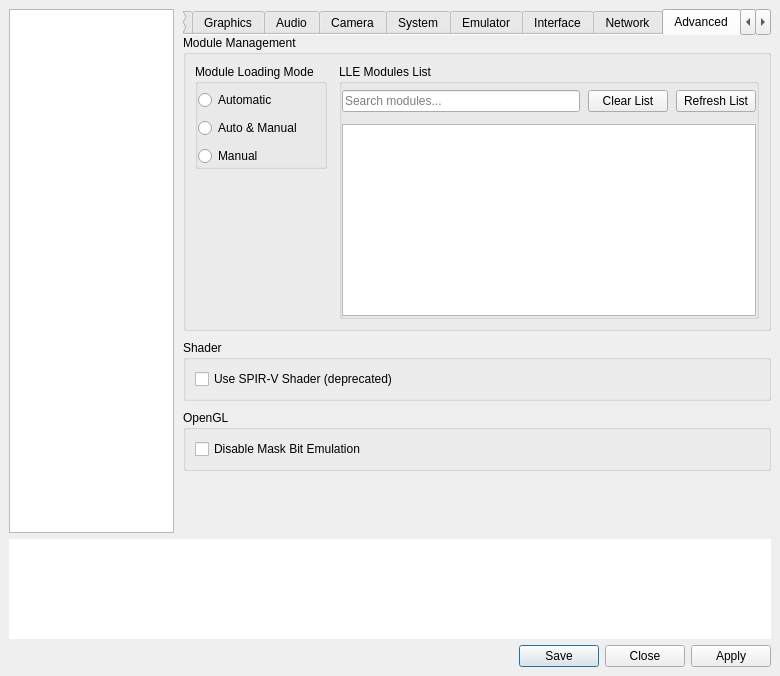
Qt form vita3k/gui-qt/src/settings_dialog.ui (Vita3K/Vita3K) before a commit.
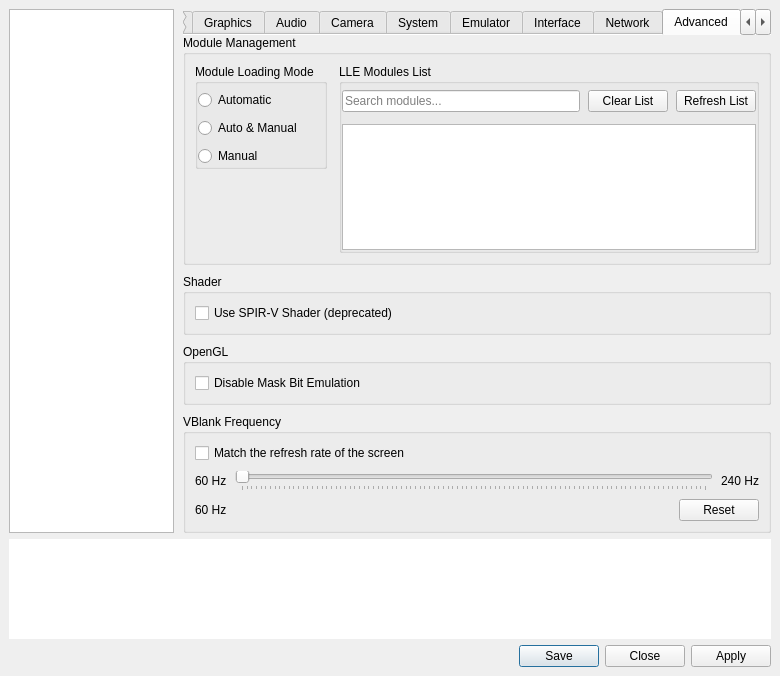
The same form after that commit. The open tabs and pages were chosen to show the change.

Commit message:
Add a per-game vblank rate setting
Apps can run at a vblank rate other than 60 Hz, or follow the refresh
rate of the screen. The setting is in the Advanced tab and replaces
the FPS hack, which is removed.

Diff of the .ui file:
```diff
--- a/vita3k/gui-qt/src/settings_dialog.ui
+++ b/vita3k/gui-qt/src/settings_dialog.ui
@@ -2979,6 +2979,84 @@
                </layout>
               </widget>
              </item>
+             <item>
+              <widget class="QGroupBox" name="gb_vblank_rate">
+               <property name="title">
+                <string>VBlank Frequency</string>
+               </property>
+               <layout class="QVBoxLayout" name="gb_vblank_rate_layout">
+                <property name="spacing">
+                 <number>8</number>
+                </property>
+                <item>
+                 <widget class="QCheckBox" name="vblank_rate_follow_screen">
+                  <property name="text">
+                   <string>Match the refresh rate of the screen</string>
+                  </property>
+                 </widget>
+                </item>
+                <item>
+                 <layout class="QHBoxLayout" name="vblank_layout_top">
+                  <item>
+                   <widget class="QLabel" name="vblank_min">
+                    <property name="text">
+                     <string>60 Hz</string>
+                    </property>
+                   </widget>
+                  </item>
+                  <item>
+                   <widget class="QSlider" name="vblank_rate_slider">
+                    <property name="orientation">
+                     <enum>Qt::Orientation::Horizontal</enum>
+                    </property>
+                    <property name="tickPosition">
+                     <enum>QSlider::TickPosition::TicksBelow</enum>
+                    </property>
+                   </widget>
+                  </item>
+                  <item>
+                   <widget class="QLabel" name="vblank_max">
+                    <property name="text">
+                     <string>240 Hz</string>
+                    </property>
+                   </widget>
+                  </item>
+                 </layout>
+                </item>
+                <item>
+                 <layout class="QHBoxLayout" name="vblank_layout_bottom">
+                  <item>
+                   <widget class="QLabel" name="vblank_rate_val">
+                    <property name="text">
+                     <string>60 Hz</string>
+                    </property>
+                   </widget>
+                  </item>
+                  <item>
+                   <spacer name="vblank_rate_spacer">
+                    <property name="orientation">
+                     <enum>Qt::Orientation::Horizontal</enum>
+                    </property>
+                    <property name="sizeHint" stdset="0">
+                     <size>
+                      <width>40</width>
+                      <height>20</height>
+                     </size>
+                    </property>
+                   </spacer>
+                  </item>
+                  <item>
+                   <widget class="QPushButton" name="vblank_rate_reset">
+                    <property name="text">
+                     <string>Reset</string>
+                    </property>
+                   </widget>
+                  </item>
+                 </layout>
+                </item>
+               </layout>
+              </widget>
+             </item>
              <item>
               <spacer name="advanced_tab_content_spacer">
                <property name="orientation">
```
Left out of the diff: 31 changed lines with no effect on the pictures. The commit also changes 20 other files.
